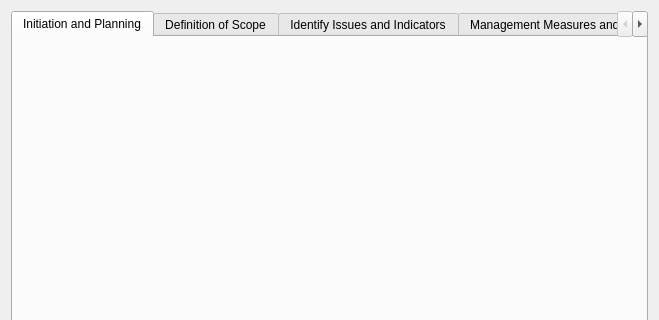
Before: the Qt Designer form eaf_dlg.ui in doublebyte1/eaf, drawn with Qt 5; both pictures show x 0 to 659 and y 0 to 320 of the 659 by 487 pixel window.
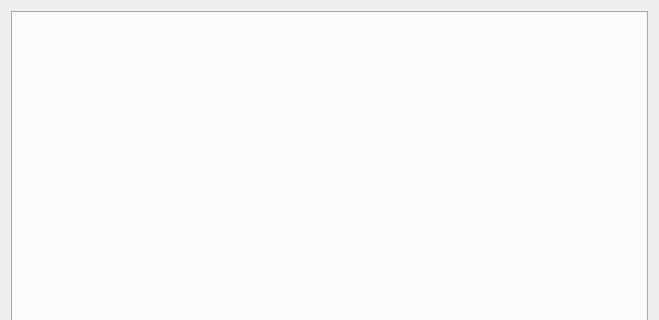
After: the same form once the commit is applied. Icons and pictures are not drawn.

Patch:
```diff
--- a/eaf_dlg.ui
+++ b/eaf_dlg.ui
@@ -26,38 +26,6 @@
      <property name="currentIndex">
       <number>0</number>
      </property>
-     <widget class="QWidget" name="tab2">
-      <property name="enabled">
-       <bool>true</bool>
-      </property>
-      <attribute name="title">
-       <string>Initiation and Planning</string>
-      </attribute>
-     </widget>
-     <widget class="QWidget" name="tab2">
-      <property name="enabled">
-       <bool>true</bool>
-      </property>
-      <attribute name="title">
-       <string>Definition of Scope</string>
-      </attribute>
-     </widget>
-     <widget class="QWidget" name="tab3">
-      <property name="enabled">
-       <bool>true</bool>
-      </property>
-      <attribute name="title">
-       <string>Identify Issues and Indicators</string>
-      </attribute>
-     </widget>
-     <widget class="QWidget" name="tab4">
-      <property name="enabled">
-       <bool>true</bool>
-      </property>
-      <attribute name="title">
-       <string>Management Measures and Monitoring Systems</string>
-      </attribute>
-     </widget>
     </widget>
    </item>
    <item>
```
Left out of the diff: 2 changed lines with no effect on the pictures.
